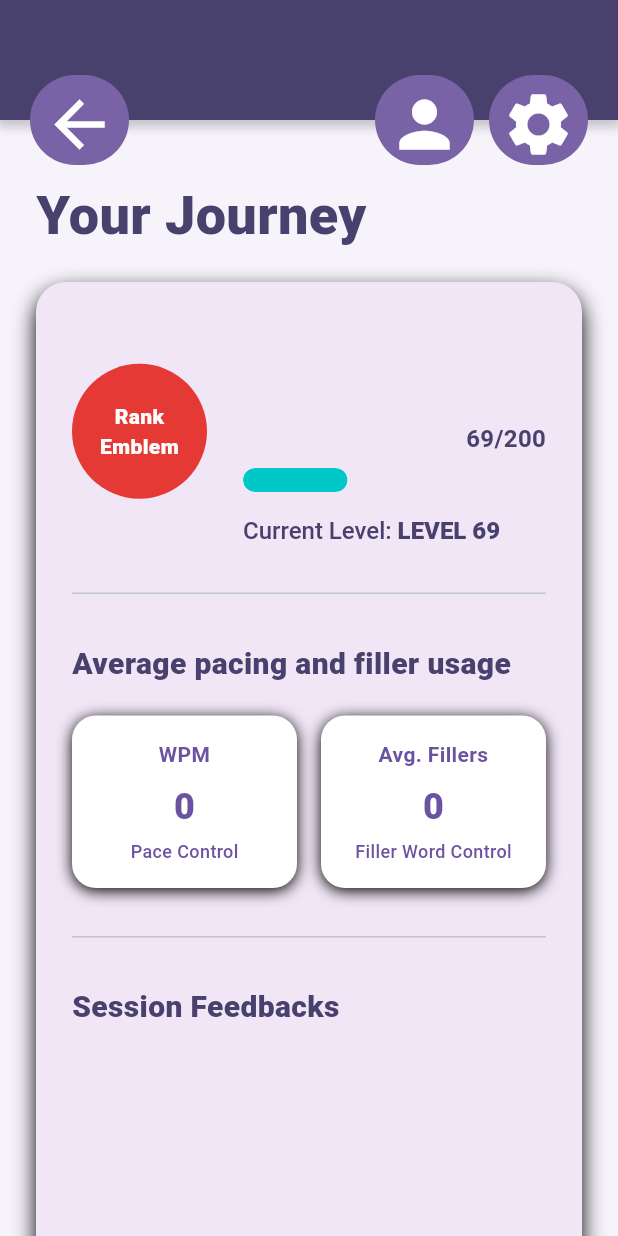
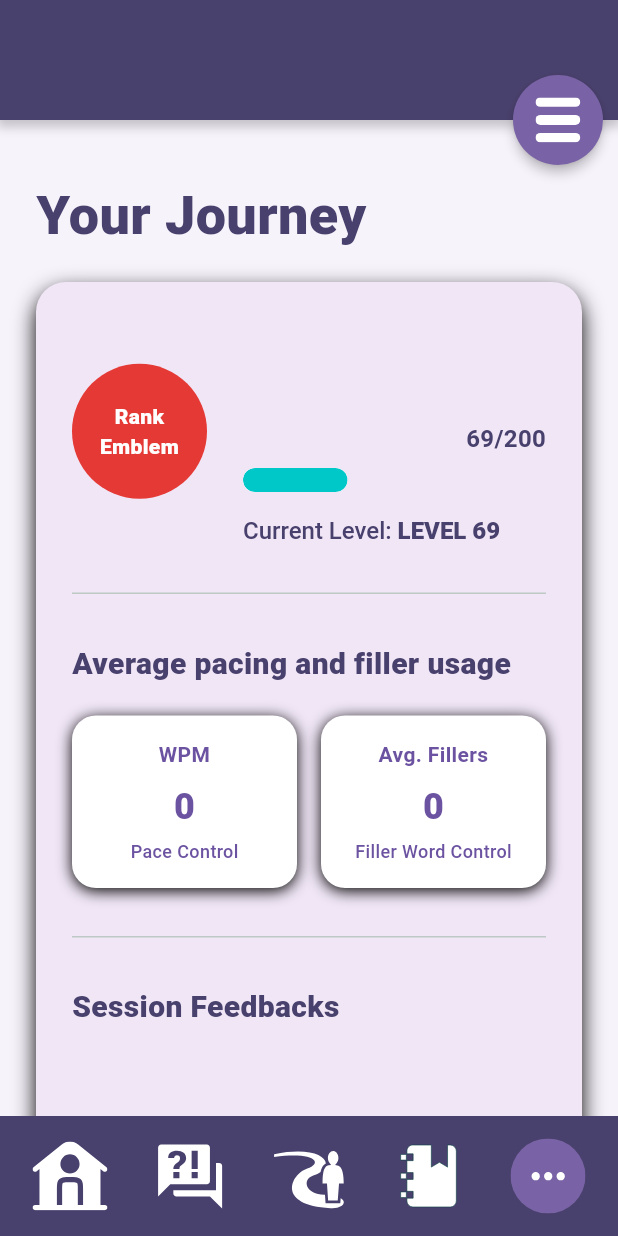
Before and after one commit to kemdav/voquadro, a Flutter app: the PublicSpeakingHub screen opened directly, item 4 of the bottom bar chosen, on a phone screen of 412 x 824 dp. Run offline on Flutter 3.47's test engine with Material 3 defaults, Android fonts, the phone set to English and light mode, and no system bars; our stand-ins replace email_validator, flutter_dotenv, flutter_svg, image_picker, just_audio, logger and 2 more; missing offline and left inert: bcrypt, flutter_pdfview, record; accounts and stored records are empty.

Commit message:
update: added persisting navbar
- navbar is there even when in user journey

```diff
--- a/lib/screens/home/user_journey/public_speak_journey_section.dart
+++ b/lib/screens/home/user_journey/public_speak_journey_section.dart
@@ -6,6 +6,8 @@ import 'package:voquadro/src/hex_color.dart';
 import 'package:voquadro/src/models/session_model.dart';
 import 'package:voquadro/widgets/AppBar/general_app_bar.dart';
 import 'package:voquadro/widgets/AppBar/default_actions.dart';
+import 'package:voquadro/widgets/BottomBar/general_navigation_bar.dart';
+import 'package:voquadro/widgets/BottomBar/empty_actions.dart';
 import 'package:voquadro/widgets/Modals/pb_speaking_session.dart';
 import 'package:provider/provider.dart';
 import 'package:voquadro/services/user_service.dart';
@@ -17,13 +19,11 @@ class PublicSpeakJourneySection extends StatefulWidget {
   final String currentLevel;
   final int averageWPM;
   final int averageFillers;
-  //final List<SessionFeedback> sessionFeedbacks;
   final VoidCallback? onBackPressed;
   final VoidCallback? onProfilePressed;
   final VoidCallback? onSettingsPressed;
 
   const PublicSpeakJourneySection({
-    //change when needed this is only for the ui
     super.key,
     required this.username,
     required this.currentXP,
@@ -31,7 +31,6 @@ class PublicSpeakJourneySection extends StatefulWidget {
     required this.currentLevel,
     required this.averageWPM,
     required this.averageFillers,
-    //required this.sessionFeedbacks,
     this.onBackPressed,
     this.onProfilePressed,
     this.onSettingsPressed,
@@ -44,7 +43,6 @@ class PublicSpeakJourneySection extends StatefulWidget {
 
 class _PublicSpeakJourneySectionState extends State<PublicSpeakJourneySection> {
   final ScrollController _feedbackScrollController = ScrollController();
-
   late Future<List<Session>> _sessionHistoryFuture;
 
   @override
@@ -56,7 +54,6 @@ class _PublicSpeakJourneySectionState extends State<PublicSpeakJourneySection> {
   Future<List<Session>> _fetchSessionHistory() {
     final user = context.read<AppFlowController>().currentUser;
     if (user == null) {
-      // Return a future that completes with an error if the user is not logged in
       return Future.error('User not found. Cannot fetch session history.');
     }
     return UserService.getSessionsForUser(user.id);
@@ -76,7 +73,14 @@ class _PublicSpeakJourneySectionState extends State<PublicSpeakJourneySection> {
 
     return Scaffold(
       backgroundColor: pageBg,
-      body: SafeArea(
+      body: Stack(
+        children: [
+          // Main content
+          SafeArea(
+            child: Padding(
+              padding: const EdgeInsets.only(
+                bottom: 55,
+              ), // Change from 80 to match navBarVisualHeight
               child: SingleChildScrollView(
                 child: Column(
                   crossAxisAlignment: CrossAxisAlignment.start,
@@ -111,8 +115,23 @@ class _PublicSpeakJourneySectionState extends State<PublicSpeakJourneySection> {
                 ),
               ),
             ),
+          ),
+          // Bottom navigation bar
+          Align(
+            alignment: Alignment.bottomCenter,
+            child: GeneralNavigationBar(
+              actions:
+                  null, // Don't pass EmptyNavigationActions, just pass null
+              navBarVisualHeight: 80,
+              totalHitTestHeight: 80,
+            ),
+          ),
+        ],
+      ),
     );
   }
+
+  // ... rest of your existing methods remain the same ...
 
   Widget progressCard(Color titleColor, Color cardBg) {
     return Container(
@@ -121,17 +140,14 @@ class _PublicSpeakJourneySectionState extends State<PublicSpeakJourneySection> {
       child: Column(
         crossAxisAlignment: CrossAxisAlignment.start,
         children: [
-          // Progress Section
           _buildProgressSection(titleColor),
           const SizedBox(height: 32),
           const Divider(height: 1, thickness: 1),
           const SizedBox(height: 32),
-          // Stats Section
           _buildStatsSection(titleColor),
           const SizedBox(height: 32),
           const Divider(height: 1, thickness: 1),
           const SizedBox(height: 32),
-          // Feedback Section
           _buildFeedbackSection(titleColor),
         ],
       ),
@@ -146,7 +162,6 @@ class _PublicSpeakJourneySectionState extends State<PublicSpeakJourneySection> {
       children: [
         Row(
           children: [
-            // Rank Emblem
             Container(
               width: 90,
               height: 90,
@@ -167,7 +182,6 @@ class _PublicSpeakJourneySectionState extends State<PublicSpeakJourneySection> {
               ),
             ),
             const SizedBox(width: 24),
-            // User Info
             Expanded(
               child: Column(
                 crossAxisAlignment: CrossAxisAlignment.start,
@@ -289,23 +303,19 @@ class _PublicSpeakJourneySectionState extends State<PublicSpeakJourneySection> {
         SizedBox(
           height: 300,
           child: FutureBuilder<List<Session>>(
-            future: _sessionHistoryFuture, // Use the future from our state
+            future: _sessionHistoryFuture,
             builder: (context, snapshot) {
-              // Case 1: Still loading data from the database
               if (snapshot.connectionState == ConnectionState.waiting) {
                 return const Center(child: CircularProgressIndicator());
               }
 
-              // Case 2: An error occurred during the fetch
               if (snapshot.hasError) {
                 return Center(child: Text('Error: ${snapshot.error}'));
               }
 
-              // Case 3: Data has arrived successfully
               if (snapshot.hasData) {
                 final sessionHistory = snapshot.data!;
 
-                // Case 3a: The data is an empty list
                 if (sessionHistory.isEmpty) {
                   return const Center(
                     child: Text(
@@ -315,11 +325,9 @@ class _PublicSpeakJourneySectionState extends State<PublicSpeakJourneySection> {
                   );
                 }
 
-                // Case 3b: We have data, so build the list
                 return _buildTimelineList(sessionHistory, titleColor);
               }
 
-              // Fallback case
               return const Center(child: Text('No sessions found.'));
             },
           ),
@@ -331,14 +339,12 @@ class _PublicSpeakJourneySectionState extends State<PublicSpeakJourneySection> {
   Widget _buildTimelineList(List<Session> sessionHistory, Color titleColor) {
     return Stack(
       children: [
-        // Timeline line
         Positioned(
           left: 4,
           top: 0,
           bottom: 0,
           child: Container(width: 2, color: titleColor),
         ),
-        // Feedback list with custom scrollbar
         Row(
           children: [
             const SizedBox(width: 24),
@@ -360,7 +366,6 @@ class _PublicSpeakJourneySectionState extends State<PublicSpeakJourneySection> {
             ),
           ],
         ),
-        // Timeline dot for first item
         Positioned(
           left: 0,
           top: 24,
@@ -420,9 +425,7 @@ class _PublicSpeakJourneySectionState extends State<PublicSpeakJourneySection> {
             Text(
               sublabel,
               style: TextStyle(
-                color: '6C53A1'.toColor().withValues(
-                  alpha: 179,
-                ), // Changed from withOpacity(0.7)
+                color: '6C53A1'.toColor().withValues(alpha: 179),
                 fontSize: 12,
                 fontWeight: FontWeight.w500,
               ),
@@ -434,17 +437,12 @@ class _PublicSpeakJourneySectionState extends State<PublicSpeakJourneySection> {
   }
 
   Widget _buildEnhancedFeedbackList(List<Session> sessionHistory) {
-    // For exceljos: Replace this with the servie that returns List<Session> for a specific mode
-    // Examole: publicMode would query for the session history that belongs to public speaking mode
-    // to differentiate, make the id for the sessions begin with like pubmode_[id_number] or interviewmode_[id_number]
-    //List<Session> sessionHistory = getModeSessionHistory(mode);
-
     return ListView.separated(
       controller: _feedbackScrollController,
-      itemCount: sessionHistory.length, // Use widget's list directly
+      itemCount: sessionHistory.length,
       separatorBuilder: (context, index) => const SizedBox(height: 12),
       itemBuilder: (context, index) {
-        final session = sessionHistory[index]; // Use widget's list directly
+        final session = sessionHistory[index];
         return GestureDetector(
           onTap: () {
             showDialog(
@@ -523,10 +521,3 @@ class _PublicSpeakJourneySectionState extends State<PublicSpeakJourneySection> {
     );
   }
 }
-
-// Data model for session feedback
-class SessionFeedback {
-  final String date;
-
-  SessionFeedback({required this.date});
-}
--- a/lib/widgets/AppBar/default_actions.dart
+++ b/lib/widgets/AppBar/default_actions.dart
@@ -1,7 +1,6 @@
 import 'package:flutter/material.dart';
+import 'package:flutter_svg/flutter_svg.dart';
 import 'package:logger/logger.dart';
-import 'package:voquadro/screens/home/public_speaking_profile_stage.dart';
-import 'package:voquadro/screens/home/settings/settings_stage.dart';
 import 'package:voquadro/src/hex_color.dart';
 
 var logger = Logger();
@@ -26,66 +25,37 @@ class DefaultActions extends StatelessWidget {
     return Positioned(
       top: visibleBarHeight - (buttonSize / 2),
       left: 20,
-      right: 20,
+      right: 5,
       height: buttonSize,
       child: Row(
         mainAxisAlignment: MainAxisAlignment.spaceBetween,
         crossAxisAlignment: CrossAxisAlignment.start,
         children: [
-          IconButton.filled(
-            onPressed:
-                onBackPressed ??
-                () {
-                  if (Navigator.canPop(context)) {
-                    Navigator.pop(context);
-                  }
-                },
-            icon: const Icon(Icons.arrow_back),
-            iconSize: 50,
-            style: IconButton.styleFrom(
+          // Only show the right-side burger FAB in the top area; left is intentionally empty.
+          const Expanded(child: SizedBox()),
+
+          // Burger button on the right inside a circular FAB for easy editing later.
+          SizedBox(
+            width: 70,
+            height: 70,
+            child: FloatingActionButton(
+              heroTag: 'burger_icon_fab',
+              shape: const CircleBorder(),
+              onPressed: () {
+                // no-op for now
+              },
               backgroundColor: "7962A5".toColor(),
-              foregroundColor: Colors.white,
-            ),
-          ),
-
-          Row(
-            children: [
-              IconButton.filled(
-                onPressed:
-                    onProfilePressed ??
-                    () {
-                      Navigator.of(context).push(
-                        MaterialPageRoute(
-                          builder: (_) => const PublicSpeakingProfileStage(),
-                        ),
-                      );
-                    },
-                icon: const Icon(Icons.person),
-                iconSize: 50,
-                style: IconButton.styleFrom(
-                  backgroundColor: "7962A5".toColor(),
-                  foregroundColor: Colors.white,
+              elevation: 3.0,
+              child: SvgPicture.asset(
+                'assets/homepage_assets/burger.svg',
+                width: 30,
+                height: 30,
+                colorFilter: const ColorFilter.mode(
+                  Colors.white,
+                  BlendMode.srcIn,
                 ),
               ),
-              const SizedBox(width: 10),
-              IconButton.filled(
-                onPressed:
-                    onSettingsPressed ??
-                    () {
-                      Navigator.of(context).push(
-                        MaterialPageRoute(
-                          builder: (_) => const SettingsStage(),
-                        ),
-                      );
-                    },
-                icon: const Icon(Icons.settings),
-                iconSize: 50,
-                style: IconButton.styleFrom(
-                  backgroundColor: "7962A5".toColor(),
-                  foregroundColor: Colors.white,
-                ),
-              ),
-            ],
+            ),
           ),
         ],
       ),
--- a/lib/widgets/BottomBar/navigation_icons.dart
+++ b/lib/widgets/BottomBar/navigation_icons.dart
@@ -22,7 +22,11 @@ class NavigationIcons extends StatelessWidget {
         // Home icon
         IconButton(
           onPressed: () {
-            logger.d('Home icon pressed!');
+            logger.d('Home icon pressed -> act as back');
+            // Only pop if there is a route to pop; otherwise do nothing.
+            if (Navigator.canPop(context)) {
+              Navigator.of(context).pop();
+            }
           },
           icon: SvgPicture.asset(
             'assets/homepage_assets/house.svg',
--- a/lib/widgets/BottomBar/start_speaking_actions.dart
+++ b/lib/widgets/BottomBar/start_speaking_actions.dart
@@ -52,8 +52,8 @@ class StartSpeakingActions extends StatelessWidget {
           elevation: 3.0,
           child: SvgPicture.asset(
             'assets/homepage_assets/mode_switcher.svg',
-            width: 60,
-            height: 60,
+            width: 25,
+            height: 25,
           ),
         ),
       ],
```
Also changed, not shown: assets/homepage_assets/burger.svg (added), assets/homepage_assets/mode_switcher.svg. Lines whose indentation alone changed are shown as unchanged.
